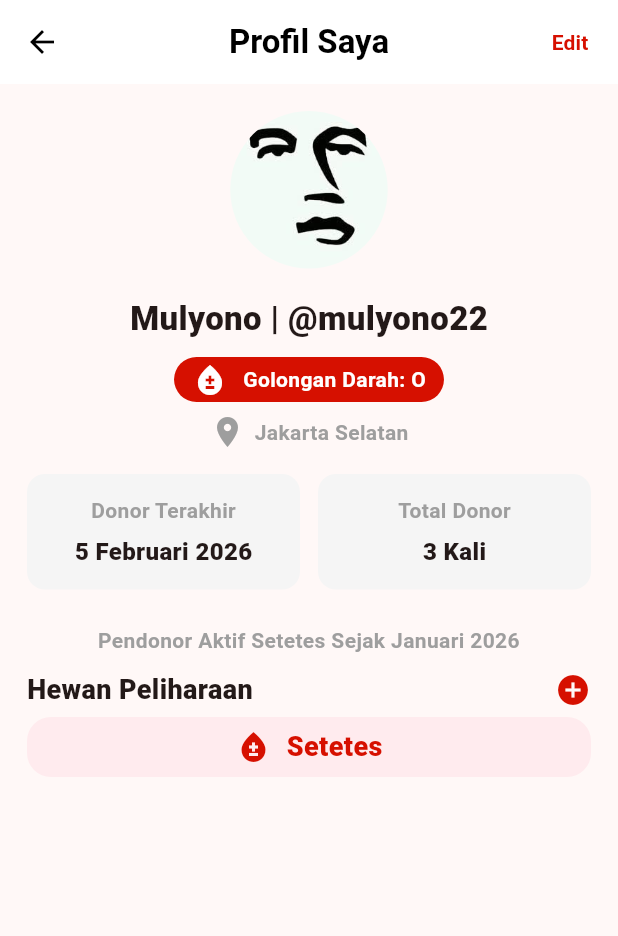
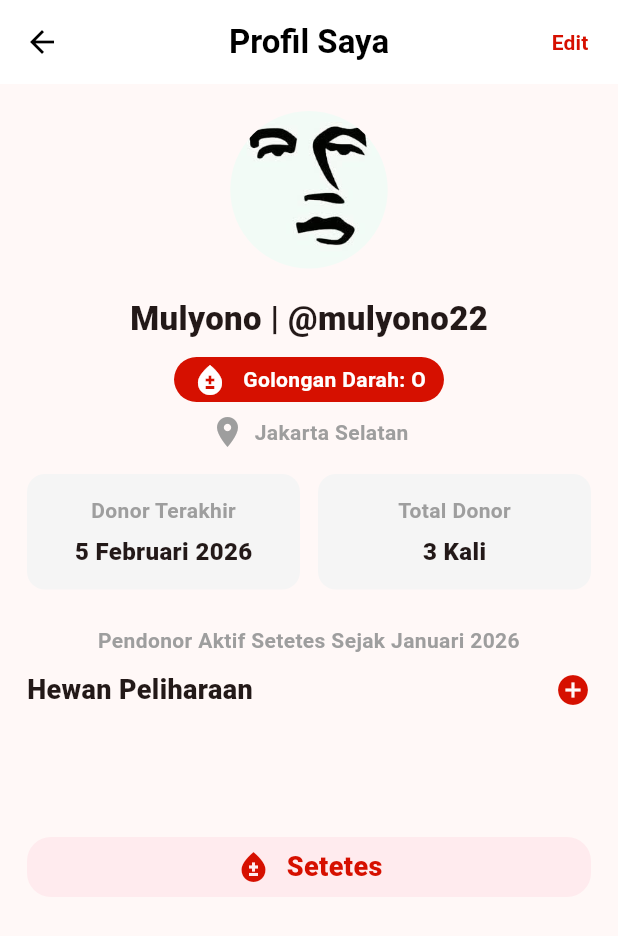
Before and after one commit to ErikKlaus/training_flutter, a Flutter app: the screen it shows after launch, on a phone screen of 412 x 824 dp. Shown: the top 936 px of the screen. Run offline on Flutter 3.47's test engine with Material 3 defaults, Android fonts, the phone set to English and light mode, and no system bars.

Commit message:
Revisi Sizedbox baris 5

```diff
--- a/lib/tugas_2/tugas2.dart
+++ b/lib/tugas_2/tugas2.dart
@@ -226,7 +226,7 @@ class Tugas2 extends StatelessWidget {
                 ],
               ),
             ),
-            const SizedBox(height: 5),
+            const SizedBox(height: 85),
 
             //7. visual branding (baris 6)
             Padding(
```
